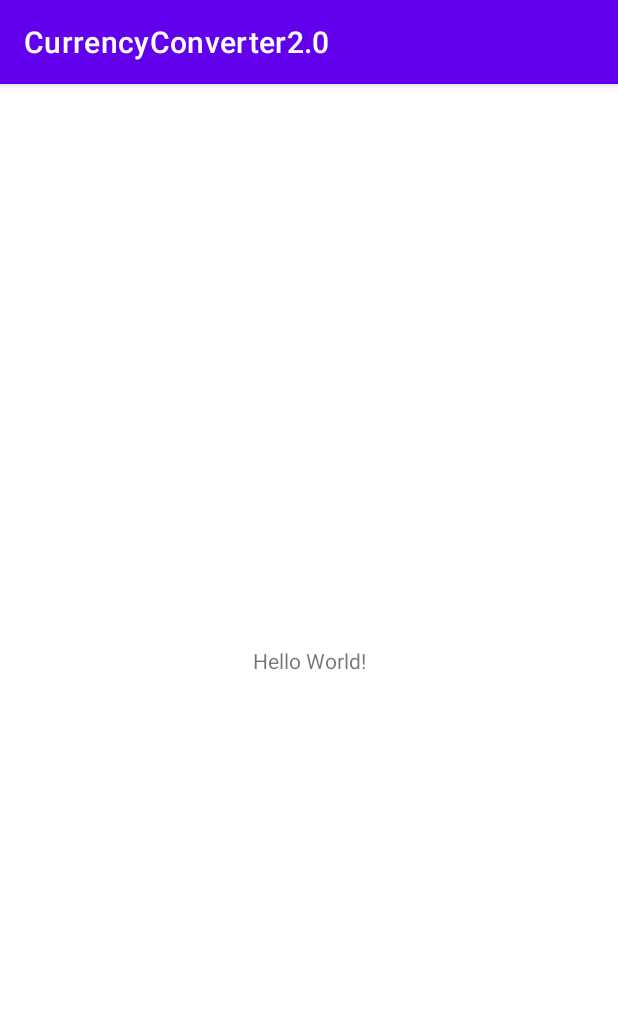
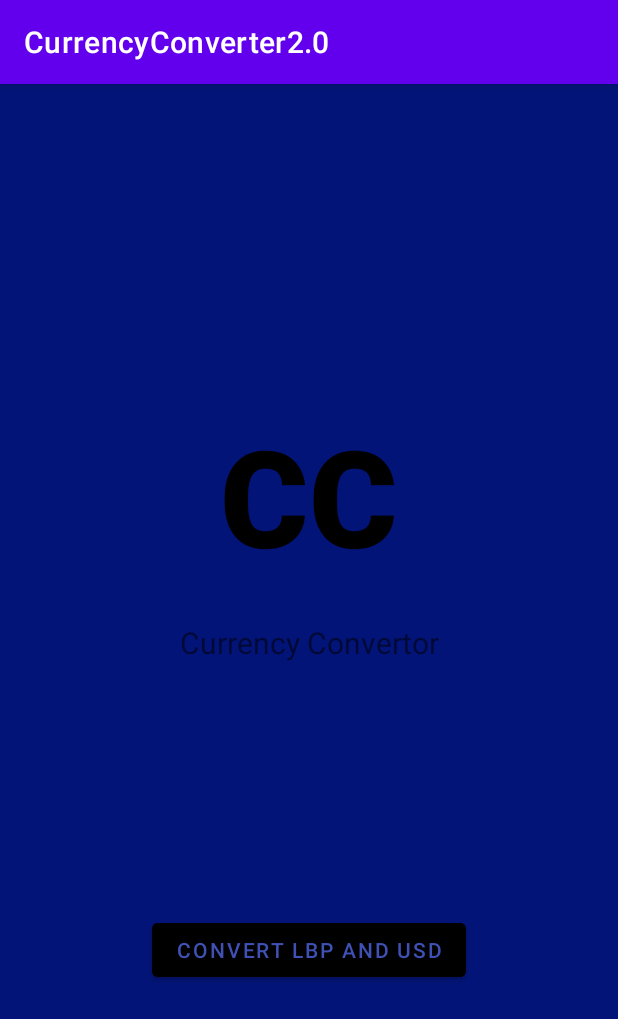
Before and after one commit to hoda-mawlawi/CurrencyConverter2.0, an Android app: the screen it shows after launch (MainActivity), on a phone screen of 412 x 824 dp. Shown: the top 1019 px of the screen. Run offline under Robolectric (Android 15) with nearby library versions, the phone set to English and light mode, and no system bars.

Commit message:
UI of landing page

```diff
--- a/app/src/main/java/com/example/currencyconverter20/Calculator.java
+++ b/app/src/main/java/com/example/currencyconverter20/Calculator.java
@@ -1,4 +1,13 @@
 package com.example.currencyconverter20;
 
-public class Calculator {
+import android.os.Bundle;
+import androidx.appcompat.app.AppCompatActivity;
+
+public class Calculator extends AppCompatActivity {
+
+    @Override
+    protected void onCreate(Bundle savedInstanceState) {
+        super.onCreate(savedInstanceState);
+        setContentView(R.layout.activity_main);
+    }
 }
--- a/app/src/main/java/com/example/currencyconverter20/MainActivity.java
+++ b/app/src/main/java/com/example/currencyconverter20/MainActivity.java
@@ -1,7 +1,6 @@
 package com.example.currencyconverter20;
 
 import androidx.appcompat.app.AppCompatActivity;
-
 import android.os.Bundle;
 
 public class MainActivity extends AppCompatActivity {
--- a/app/src/main/res/layout/activity_main.xml
+++ b/app/src/main/res/layout/activity_main.xml
@@ -4,15 +4,44 @@
     xmlns:tools="http://schemas.android.com/tools"
     android:layout_width="match_parent"
     android:layout_height="match_parent"
+    android:background="#021477"
     tools:context=".MainActivity">
 
     <TextView
+        android:id="@+id/textView"
         android:layout_width="wrap_content"
         android:layout_height="wrap_content"
-        android:text="Hello World!"
+        android:fontFamily="sans-serif-black"
+        android:text="CC"
+        android:textColor="#000000"
+        android:textSize="90sp"
         app:layout_constraintBottom_toBottomOf="parent"
-        app:layout_constraintLeft_toLeftOf="parent"
-        app:layout_constraintRight_toRightOf="parent"
-        app:layout_constraintTop_toTopOf="parent" />
+        app:layout_constraintEnd_toEndOf="parent"
+        app:layout_constraintStart_toStartOf="parent"
+        app:layout_constraintTop_toTopOf="parent"
+        app:layout_constraintVertical_bias="0.32999998" />
 
+    <TextView
+        android:id="@+id/textView2"
+        android:layout_width="wrap_content"
+        android:layout_height="wrap_content"
+        android:text="Currency Convertor"
+        android:textSize="20sp"
+        app:layout_constraintBottom_toBottomOf="parent"
+        app:layout_constraintEnd_toEndOf="parent"
+        app:layout_constraintStart_toStartOf="parent"
+        app:layout_constraintTop_toBottomOf="@+id/textView"
+        app:layout_constraintVertical_bias="0.060000002" />
+
+    <Button
+        android:id="@+id/button"
+        android:layout_width="wrap_content"
+        android:layout_height="wrap_content"
+        android:backgroundTint="#000000"
+        android:text="Convert LBP and USD"
+        android:textColor="#3F51B5"
+        app:layout_constraintBottom_toBottomOf="parent"
+        app:layout_constraintEnd_toEndOf="parent"
+        app:layout_constraintStart_toStartOf="parent"
+        app:layout_constraintTop_toBottomOf="@+id/textView2" />
 </androidx.constraintlayout.widget.ConstraintLayout>
```
